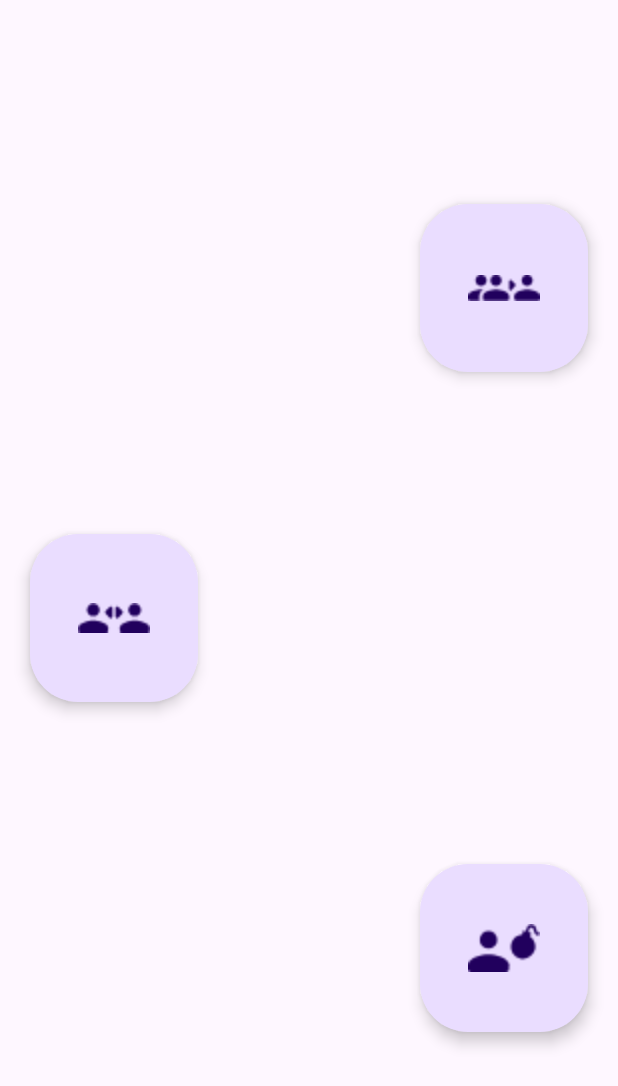
After one commit to Matik541/PartyGames, an Android app: the GameSelectActivity screen opened directly, with no data from a screen before it, on a phone screen of 412 x 824 dp. The commit adds this screen. Shown: the top 1086 px of the screen. Run offline under Robolectric (Android 15) with nearby library versions, the phone set to English and light mode, and no system bars.

Commit message:
Game mode selection TODO: descriptions

```diff
--- a/app/src/main/AndroidManifest.xml
+++ b/app/src/main/AndroidManifest.xml
@@ -2,7 +2,8 @@
 <manifest xmlns:android="http://schemas.android.com/apk/res/android"
     xmlns:tools="http://schemas.android.com/tools">
 
-    <uses-permission android:name="android.permission.MANAGE_EXTERNAL_STORAGE"
+    <uses-permission
+        android:name="android.permission.MANAGE_EXTERNAL_STORAGE"
         tools:ignore="ScopedStorage" />
     <uses-permission android:name="android.permission.READ_EXTERNAL_STORAGE" />
     <uses-permission android:name="android.permission.WRITE_EXTERNAL_STORAGE" />
@@ -17,6 +18,9 @@
         android:supportsRtl="true"
         android:theme="@style/Theme.PartyGames"
         tools:targetApi="31">
+        <activity
+            android:name=".GameSelectActivity"
+            android:exported="false" />
         <activity
             android:name=".PlayActivity"
             android:exported="false" />
--- /dev/null
+++ b/app/src/main/java/com/example/partygames/GameSelectActivity.java
@@ -0,0 +1,34 @@
+package com.example.partygames;
+
+import androidx.appcompat.app.AppCompatActivity;
+
+import android.content.Intent;
+import android.os.Bundle;
+
+public class GameSelectActivity extends AppCompatActivity {
+
+	@Override
+	protected void onCreate(Bundle savedInstanceState) {
+		super.onCreate(savedInstanceState);
+		setContentView(R.layout.activity_game_select);
+
+		Intent intent = new Intent();
+
+		findViewById(R.id.queueBtn).setOnClickListener(view -> {
+			intent.putExtra("mode", "queue");
+			startActivity(intent);
+		});
+
+		findViewById(R.id.chooseBtn).setOnClickListener(view -> {
+			intent.putExtra("mode", "choose");
+			startActivity(intent);
+		});
+
+		findViewById(R.id.quickBtn).setOnClickListener(view -> {
+			intent.putExtra("mode", "quick");
+			startActivity(intent);
+		});
+
+
+	}
+}
--- a/app/src/main/java/com/example/partygames/MainActivity.java
+++ b/app/src/main/java/com/example/partygames/MainActivity.java
@@ -31,7 +31,7 @@ public class MainActivity extends AppCompatActivity {
         findViewById(R.id.questsNavBtn).setOnClickListener(view -> openIntent(QuestsActivity.class));
         findViewById(R.id.playNavBtn).setOnClickListener(view -> {
             if (questsList.size() >= 5 && playersList.size() >= 3) {
-                openIntent(PlayActivity.class);
+                openIntent(GameSelectActivity.class);
             }
             else {
                 new AlertDialog.Builder(this)
--- a/app/src/main/java/com/example/partygames/PlayersActivity.java
+++ b/app/src/main/java/com/example/partygames/PlayersActivity.java
@@ -146,7 +146,7 @@ public class PlayersActivity extends AppCompatActivity {
 		findViewById(R.id.playNavBtn_P).setOnClickListener(view -> {
 			updatePreferences();
 			if (playersList.size() >= 3 && questsList.size() >= 5 ) {
-				openIntent(PlayActivity.class);
+				openIntent(GameSelectActivity.class);
 			} else {
 				new AlertDialog.Builder(this)
 					.setTitle(getString(R.string.start_game))
--- a/app/src/main/java/com/example/partygames/QuestsActivity.java
+++ b/app/src/main/java/com/example/partygames/QuestsActivity.java
@@ -127,7 +127,7 @@ public class QuestsActivity extends AppCompatActivity {
 		findViewById(R.id.playNavBtn_Q).setOnClickListener(view -> {
 			updatePreferences();
 			if (playersList.size() >= 3 && questsList.size() >= 5) {
-				openIntent(PlayActivity.class);
+				openIntent(GameSelectActivity.class);
 			} else {
 				new AlertDialog.Builder(this)
 					.setTitle(getString(R.string.start_game))
--- /dev/null
+++ b/app/src/main/res/drawable/round_choosing_64.xml
@@ -0,0 +1,9 @@
+<vector android:height="26.74627dp" android:viewportHeight="28"
+    android:viewportWidth="67" android:tint="#000000" android:width="64dp" xmlns:android="http://schemas.android.com/apk/res/android">
+    <path android:fillColor="@android:color/white"  android:pathData="M46.877,6.393C46.877,9.654 49.489,12.286 52.75,12.286C56.011,12.286 58.643,9.654 58.643,6.393C58.643,3.132 56.011,0.5 52.75,0.5C49.489,0.5 46.877,3.132 46.877,6.393Z"/>
+    <path android:fillColor="@android:color/white" android:pathData="M66.5,23.089C66.5,18.513 57.327,16.214 52.75,16.214C48.173,16.214 39,18.513 39,23.089V26.036C39,27.116 39.884,28 40.964,28H64.536C65.616,28 66.5,27.116 66.5,26.036V23.089Z"/>
+    <path android:fillColor="@android:color/white" android:pathData="M37.435,13.796L41.312,9.826C41.896,9.228 41.896,8.262 41.312,7.664L37.435,3.694C36.492,2.743 34.875,3.418 34.875,4.782V12.708C34.875,14.087 36.492,14.762 37.435,13.796Z"/>
+    <path android:fillColor="@android:color/white" android:pathData="M29.565,3.704L25.688,7.674C25.104,8.272 25.104,9.238 25.688,9.836L29.565,13.806C30.508,14.757 32.125,14.082 32.125,12.718L32.125,4.792C32.125,3.413 30.508,2.738 29.565,3.704Z"/>
+    <path android:fillColor="@android:color/white" android:pathData="M8.377,6.393C8.377,9.654 10.989,12.286 14.25,12.286C17.511,12.286 20.143,9.654 20.143,6.393C20.143,3.132 17.511,0.5 14.25,0.5C10.989,0.5 8.377,3.132 8.377,6.393Z"/>
+    <path android:fillColor="@android:color/white" android:pathData="M28,23.089C28,18.513 18.827,16.214 14.25,16.214C9.673,16.214 0.5,18.513 0.5,23.089V26.036C0.5,27.116 1.384,28 2.464,28H26.036C27.116,28 28,27.116 28,26.036V23.089Z"/>
+</vector>
--- /dev/null
+++ b/app/src/main/res/drawable/round_queue_64.xml
@@ -0,0 +1,7 @@
+<vector android:height="23.272728dp" android:viewportHeight="24"
+    android:viewportWidth="66" android:width="64dp" android:tint="#000000" xmlns:android="http://schemas.android.com/apk/res/android">
+    <path android:fillColor="@android:color/white" android:pathData="M12,10.102C9.154,10.102 6.874,7.846 6.874,5.051C6.874,2.256 9.154,0 12,0C14.846,0 17.143,2.256 17.143,5.051C17.143,7.846 14.846,10.102 12,10.102ZM25.714,10.102C22.869,10.102 20.589,7.846 20.589,5.051C20.589,2.256 22.869,0 25.714,0C28.56,0 30.857,2.256 30.857,5.051C30.857,7.846 28.56,10.102 25.714,10.102ZM25.714,13.469C29.709,13.469 37.714,15.439 37.714,19.362V21.888C37.714,22.814 36.943,23.571 36,23.571H15.429C14.486,23.571 13.714,22.814 13.714,21.888V19.362C13.714,15.439 21.72,13.469 25.714,13.469ZM12,13.469C12.497,13.469 13.063,13.503 13.663,13.554C13.629,13.57 13.611,13.604 13.594,13.621C11.64,15.018 10.286,16.887 10.286,19.362V21.888C10.286,22.477 10.406,23.049 10.594,23.571H1.714C0.771,23.571 0,22.814 0,21.888V19.362C0,15.439 8.006,13.469 12,13.469Z"/>
+    <path android:fillColor="@android:color/white" android:pathData="M49.18,5.051C49.18,7.846 51.419,10.102 54.214,10.102C57.009,10.102 59.265,7.846 59.265,5.051C59.265,2.256 57.009,0 54.214,0C51.419,0 49.18,2.256 49.18,5.051Z"/>
+    <path android:fillColor="@android:color/white" android:pathData="M66,19.362C66,15.439 58.137,13.469 54.214,13.469C50.292,13.469 42.429,15.439 42.429,19.362V21.888C42.429,22.814 43.186,23.571 44.112,23.571H64.316C65.243,23.571 66,22.814 66,21.888V19.362Z"/>
+    <path android:fillColor="@android:color/white" android:pathData="M39.909,13.754L43.232,10.351C43.732,9.838 43.732,9.01 43.232,8.498L39.909,5.095C39.1,4.28 37.714,4.858 37.714,6.028V12.821C37.714,14.003 39.1,14.582 39.909,13.754Z"/>
+</vector>
--- /dev/null
+++ b/app/src/main/res/drawable/round_quick_64.xml
@@ -0,0 +1,6 @@
+<vector android:height="42.666668dp" android:viewportHeight="38"
+    android:viewportWidth="57" android:width="64dp" android:tint="#000000" xmlns:android="http://schemas.android.com/apk/res/android">
+    <path android:fillColor="@android:color/white" android:pathData="M9.305,12.475C9.305,16.327 12.391,19.437 16.243,19.437C20.095,19.437 23.204,16.327 23.204,12.475C23.204,8.623 20.095,5.514 16.243,5.514C12.391,5.514 9.305,8.623 9.305,12.475Z"/>
+    <path android:fillColor="@android:color/white" android:pathData="M32.486,32.199C32.486,26.792 21.649,24.077 16.243,24.077C10.836,24.077 0,26.792 0,32.199V35.68C0,36.956 1.044,38 2.32,38H30.166C31.442,38 32.486,36.956 32.486,35.68V32.199Z"/>
+    <path android:fillColor="@android:color/white" android:pathData="M50.218,0.5C51.901,0.491 53.473,1.644 53.88,3.535C54.17,4.884 54.513,5.807 54.874,6.337C55.047,6.592 55.188,6.7 55.273,6.744C55.339,6.778 55.41,6.795 55.534,6.77C56.12,6.65 56.692,7.028 56.812,7.614C56.931,8.2 56.554,8.772 55.968,8.892C55.383,9.012 54.808,8.94 54.285,8.671C53.781,8.413 53.39,8.006 53.083,7.555C52.482,6.671 52.069,5.415 51.763,3.991C51.573,3.109 50.894,2.662 50.229,2.666C49.62,2.669 48.768,3.074 48.381,4.517L47.879,6.392L49.958,6.949L49.188,9.822C52.485,12.084 54.163,16.256 53.07,20.338C51.682,25.516 46.36,28.589 41.182,27.201C36.004,25.814 32.932,20.492 34.319,15.314C35.413,11.232 38.952,8.458 42.938,8.147L43.708,5.274L45.787,5.831L46.29,3.956C46.887,1.727 48.48,0.509 50.218,0.5Z"/>
+</vector>
--- /dev/null
+++ b/app/src/main/res/layout/activity_game_select.xml
@@ -0,0 +1,47 @@
+<?xml version="1.0" encoding="utf-8"?>
+<androidx.constraintlayout.widget.ConstraintLayout xmlns:android="http://schemas.android.com/apk/res/android"
+    xmlns:app="http://schemas.android.com/apk/res-auto"
+    xmlns:tools="http://schemas.android.com/tools"
+    android:layout_width="match_parent"
+    android:layout_height="match_parent"
+    tools:context=".GameSelectActivity">
+
+    <com.google.android.material.floatingactionbutton.FloatingActionButton
+        android:id="@+id/queueBtn"
+        android:layout_width="wrap_content"
+        android:layout_height="wrap_content"
+        android:layout_marginEnd="48dp"
+        android:clickable="true"
+        android:scaleX="2"
+        android:scaleY="2"
+        app:layout_constraintBottom_toTopOf="@+id/chooseBtn"
+        app:layout_constraintEnd_toEndOf="parent"
+        app:layout_constraintTop_toTopOf="parent"
+        app:srcCompat="@drawable/round_queue_64" />
+
+    <com.google.android.material.floatingactionbutton.FloatingActionButton
+        android:id="@+id/chooseBtn"
+        android:layout_width="wrap_content"
+        android:layout_height="wrap_content"
+        android:layout_marginStart="48dp"
+        android:clickable="true"
+        android:scaleX="2"
+        android:scaleY="2"
+        app:layout_constraintBottom_toTopOf="@+id/quickBtn"
+        app:layout_constraintStart_toStartOf="parent"
+        app:layout_constraintTop_toBottomOf="@+id/queueBtn"
+        app:srcCompat="@drawable/round_choosing_64" />
+
+    <com.google.android.material.floatingactionbutton.FloatingActionButton
+        android:id="@+id/quickBtn"
+        android:layout_width="wrap_content"
+        android:layout_height="wrap_content"
+        android:layout_marginEnd="48dp"
+        android:clickable="true"
+        android:scaleX="2"
+        android:scaleY="2"
+        app:layout_constraintBottom_toBottomOf="parent"
+        app:layout_constraintEnd_toEndOf="parent"
+        app:layout_constraintTop_toBottomOf="@+id/chooseBtn"
+        app:srcCompat="@drawable/round_quick_64" />
+</androidx.constraintlayout.widget.ConstraintLayout>
--- a/app/src/main/res/layout/activity_players.xml
+++ b/app/src/main/res/layout/activity_players.xml
@@ -52,23 +52,22 @@
         android:layout_marginTop="4dp"
         android:layout_marginEnd="16dp"
         android:layout_marginBottom="4dp"
-        app:layout_constraintBottom_toTopOf="@+id/playNavBtn_P"
+        app:layout_constraintBottom_toTopOf="@+id/playersTextInput"
         app:layout_constraintEnd_toEndOf="parent"
         app:layout_constraintStart_toStartOf="parent"
         app:layout_constraintTop_toBottomOf="@+id/playersListLabel" />
 
     <EditText
         android:id="@+id/playersTextInput"
-        style="@style/Widget.Material3.AutoCompleteTextView.OutlinedBox.Dense"
         android:layout_width="0dp"
         android:layout_height="wrap_content"
         android:layout_marginStart="16dp"
         android:layout_marginEnd="16dp"
         android:autofillHints="quest"
-        android:background="@drawable/input_outline"
         android:ems="10"
         android:hint="@string/input_your_quest"
         android:inputType="text"
+        android:minHeight="48dp"
         app:layout_constraintBottom_toBottomOf="@+id/playersAddBtn"
         app:layout_constraintEnd_toStartOf="@+id/playersAddBtn"
         app:layout_constraintStart_toStartOf="parent"
@@ -80,9 +79,9 @@
         android:layout_width="wrap_content"
         android:layout_height="wrap_content"
         android:layout_marginEnd="16dp"
-        android:layout_marginBottom="4dp"
+        android:layout_marginBottom="8dp"
         android:text="@string/add"
-        app:layout_constraintBottom_toBottomOf="@+id/playersRecycler"
+        app:layout_constraintBottom_toTopOf="@+id/playNavBtn_P"
         app:layout_constraintEnd_toEndOf="parent"
         app:layout_constraintStart_toEndOf="@+id/playersTextInput" />
 
--- a/app/src/main/res/layout/activity_quests.xml
+++ b/app/src/main/res/layout/activity_quests.xml
@@ -73,16 +73,15 @@
 
     <EditText
         android:id="@+id/questsTextInput"
-        style="@style/Widget.Material3.AutoCompleteTextView.OutlinedBox.Dense"
         android:layout_width="0dp"
         android:layout_height="wrap_content"
         android:layout_marginStart="16dp"
         android:layout_marginEnd="16dp"
         android:autofillHints="quest"
-        android:background="@drawable/input_outline"
         android:ems="10"
         android:hint="@string/input_your_quest"
         android:inputType="text"
+        android:minHeight="48dp"
         app:layout_constraintBottom_toBottomOf="@+id/questsAddBtn"
         app:layout_constraintEnd_toStartOf="@+id/questsAddBtn"
         app:layout_constraintStart_toStartOf="parent"
```
